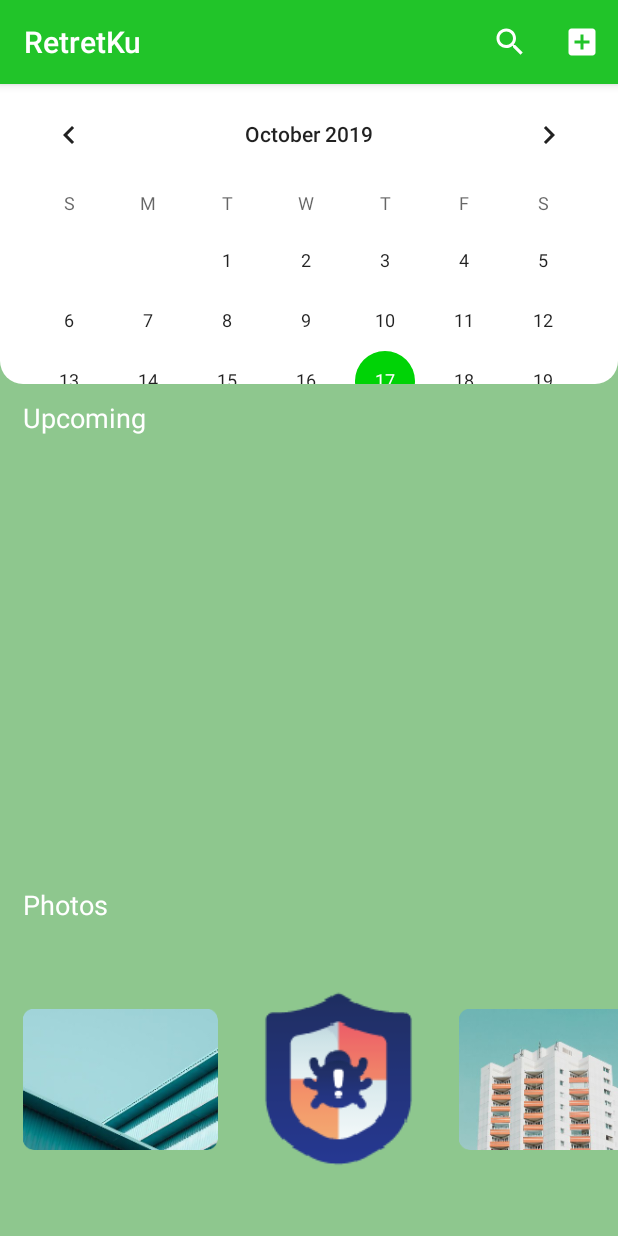
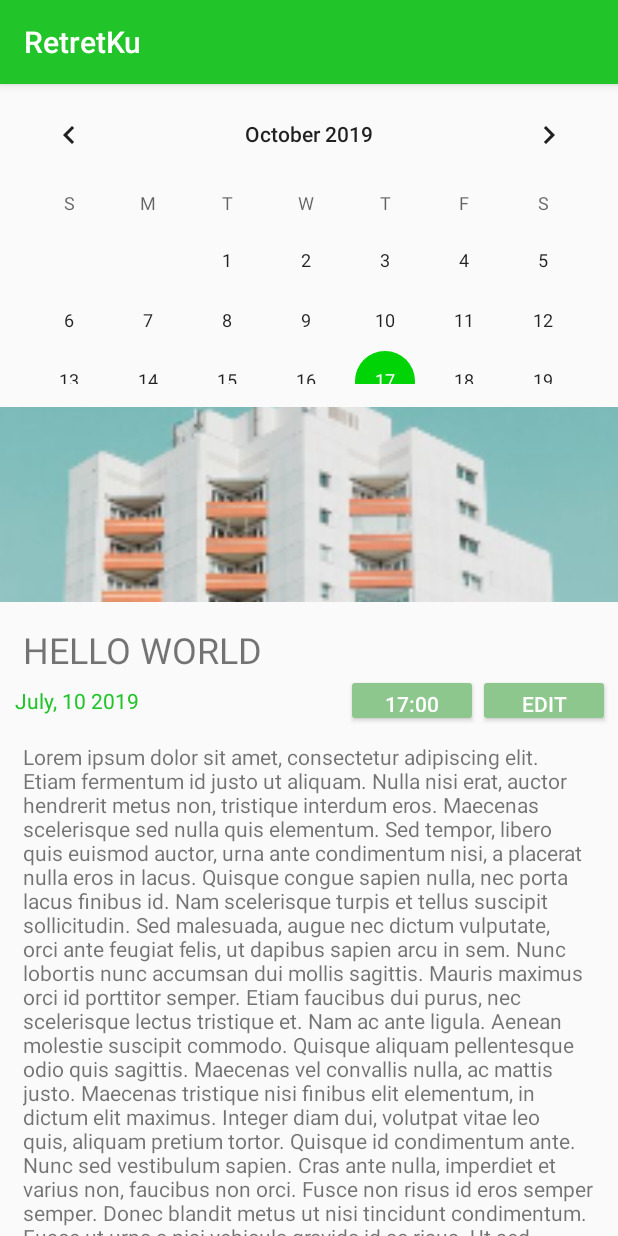
Before and after one commit to protex121/RetretKu, an Android app: the screen it shows after launch (calendar before the commit, calendarDetail after it), on a phone screen of 412 x 824 dp. Run offline under Robolectric (Android 15) with nearby library versions, the phone set to English and light mode, and no system bars.

Commit message:
Tambahan Calendar Detail

```diff
--- a/app/src/main/AndroidManifest.xml
+++ b/app/src/main/AndroidManifest.xml
@@ -9,12 +9,14 @@
         android:roundIcon="@mipmap/ic_retretku_round"
         android:supportsRtl="true"
         android:theme="@style/AppTheme">
-        <activity android:name=".calendar">
+        <activity android:name=".calendarDetail">
             <intent-filter>
                 <action android:name="android.intent.action.MAIN" />
 
                 <category android:name="android.intent.category.LAUNCHER" />
             </intent-filter>
+        </activity>
+        <activity android:name=".calendar">
         </activity>
 
         <meta-data
@@ -24,8 +26,7 @@
         <activity android:name=".home" />
         <activity android:name=".dashboard" />
         <activity android:name=".login" />
-        <activity android:name=".MainActivity">
-        </activity>
+        <activity android:name=".MainActivity"></activity>
     </application>
 
 </manifest>
--- /dev/null
+++ b/app/src/main/java/com/example/retretku/calendarDetail.java
@@ -0,0 +1,14 @@
+package com.example.retretku;
+
+import androidx.appcompat.app.AppCompatActivity;
+
+import android.os.Bundle;
+
+public class calendarDetail extends AppCompatActivity {
+
+    @Override
+    protected void onCreate(Bundle savedInstanceState) {
+        super.onCreate(savedInstanceState);
+        setContentView(R.layout.activity_calendar_detail);
+    }
+}
--- /dev/null
+++ b/app/src/main/res/layout/activity_calendar_detail.xml
@@ -0,0 +1,99 @@
+<?xml version="1.0" encoding="utf-8"?>
+<LinearLayout xmlns:android="http://schemas.android.com/apk/res/android"
+    xmlns:app="http://schemas.android.com/apk/res-auto"
+    xmlns:tools="http://schemas.android.com/tools"
+    android:layout_width="match_parent"
+    android:layout_height="match_parent"
+    android:orientation="vertical"
+    tools:context=".calendarDetail">
+
+    <LinearLayout
+        android:layout_width="match_parent"
+        android:layout_height="200dp"
+        android:orientation="vertical">
+
+        <CalendarView
+            android:id="@+id/calendarDetailView"
+            android:layout_width="match_parent"
+            android:layout_height="wrap_content"
+            android:maxDate="31/12/2030"
+            android:minDate="01/01/2019" />
+    </LinearLayout>
+
+    <ImageView
+        android:id="@+id/calendarDetail_ivInfo"
+        android:layout_width="match_parent"
+        android:layout_height="130dp"
+        android:layout_marginTop="15dp"
+        android:layout_marginBottom="15dp"
+        android:foregroundTint="#158801"
+        android:foregroundTintMode="screen"
+        android:scaleType="centerCrop"
+        app:srcCompat="@drawable/catetwo" />
+
+    <TextView
+        android:id="@+id/calendarDetail_tInfo"
+        android:layout_width="match_parent"
+        android:layout_height="wrap_content"
+        android:paddingLeft="15dp"
+        android:paddingRight="15dp"
+        android:text="HELLO WORLD"
+        android:textSize="24sp" />
+
+    <LinearLayout
+        android:layout_width="match_parent"
+        android:layout_height="35dp"
+        android:gravity="center_vertical"
+        android:orientation="horizontal"
+        android:paddingLeft="10dp"
+        android:paddingRight="5dp">
+
+        <TextView
+            android:id="@+id/calendarDetail_tDate"
+            android:layout_width="wrap_content"
+            android:layout_height="wrap_content"
+            android:layout_weight="1"
+            android:text="July, 10 2019"
+            android:textColor="@color/colorPrimary" />
+
+        <Button
+            android:id="@+id/calendarDetail_bTime"
+            android:layout_width="wrap_content"
+            android:layout_height="wrap_content"
+            android:layout_gravity="right"
+            android:backgroundTint="@color/lightestgreen"
+            android:text="17:00"
+            android:textColor="#FFFFFF" />
+
+        <Button
+            android:id="@+id/calendarDetail_bEdit"
+            android:layout_width="wrap_content"
+            android:layout_height="wrap_content"
+            android:layout_gravity="right"
+            android:backgroundTint="@color/lightestgreen"
+            android:text="EDIT"
+            android:textColor="#FFFFFF" />
+    </LinearLayout>
+
+    <ScrollView
+        android:layout_width="match_parent"
+        android:layout_height="match_parent">
+
+        <LinearLayout
+            android:layout_width="match_parent"
+            android:layout_height="wrap_content"
+            android:orientation="vertical" >
+
+            <TextView
+                android:id="@+id/calendarDetail_tDetail"
+                android:layout_width="match_parent"
+                android:layout_height="match_parent"
+                android:paddingLeft="15dp"
+                android:paddingTop="10dp"
+                android:paddingRight="15dp"
+                android:text="@string/lorem_ipsum"
+                android:textAlignment="textStart" />
+        </LinearLayout>
+    </ScrollView>
+
+</LinearLayout>
--- a/app/src/main/res/values/strings.xml
+++ b/app/src/main/res/values/strings.xml
@@ -1,3 +1,8 @@
 <resources>
     <string name="app_name">RetretKu</string>
+    <string name="lorem_ipsum">Lorem ipsum dolor sit amet, consectetur adipiscing elit. Etiam fermentum id justo ut aliquam. Nulla nisi erat, auctor hendrerit metus non, tristique interdum eros. Maecenas scelerisque sed nulla quis elementum. Sed tempor, libero quis euismod auctor, urna ante condimentum nisi, a placerat nulla eros in lacus. Quisque congue sapien nulla, nec porta lacus finibus id. Nam scelerisque turpis et tellus suscipit sollicitudin. Sed malesuada, augue nec dictum vulputate, orci ante feugiat felis, ut dapibus sapien arcu in sem. Nunc lobortis nunc accumsan dui mollis sagittis. Mauris maximus orci id porttitor semper. Etiam faucibus dui purus, nec scelerisque lectus tristique et.
+Nam ac ante ligula. Aenean molestie suscipit commodo. Quisque aliquam pellentesque odio quis sagittis. Maecenas vel convallis nulla, ac mattis justo. Maecenas tristique nisi finibus elit elementum, in dictum elit maximus. Integer diam dui, volutpat vitae leo quis, aliquam pretium tortor. Quisque id condimentum ante. Nunc sed vestibulum sapien. Cras ante nulla, imperdiet et varius non, faucibus non orci.
+Fusce non risus id eros semper semper. Donec blandit metus ut nisi tincidunt condimentum. Fusce ut urna a nisi vehicula gravida id ac risus. Ut sed malesuada eros. Pellentesque commodo, neque sit amet dapibus suscipit, dui ex eleifend risus, sed tempor urna diam id massa. Pellentesque mollis non elit a aliquam. Proin ac nibh vel augue sagittis efficitur vitae eget est. Curabitur aliquam ex imperdiet hendrerit maximus. Ut placerat euismod varius. Aenean a ante ultricies, consectetur leo non, venenatis libero.
+Vivamus quis ex vulputate, consequat neque non, vestibulum ex. Duis dictum, tortor eu venenatis rhoncus, dolor odio scelerisque sapien, vitae bibendum tellus eros nec justo. Vivamus tincidunt leo nec aliquet mattis. Suspendisse aliquam quam tortor, vitae dictum felis semper quis. Maecenas eu metus metus. In placerat est enim, ac mattis felis ultricies eu. Nunc vulputate, mauris a posuere rhoncus, lorem nisi vulputate risus, et condimentum dui dolor vitae augue.
+Mauris ac dapibus nibh. Vestibulum sagittis metus vel dictum suscipit. Vestibulum interdum felis ac dui tincidunt ultricies. Nulla lectus dui, viverra at bibendum sed, suscipit ut massa. Sed ac nulla sed nisl mattis elementum. Curabitur tempor, tortor at rhoncus rhoncus, nibh tellus interdum lorem, ut facilisis lacus metus ut ante. Maecenas faucibus ac ligula et molestie. Fusce egestas non libero nec finibus. Maecenas eu ullamcorper ante. Sed nisl turpis, ultrices dignissim tortor quis, sodales molestie dolor. Nulla sed tempor tortor. Sed turpis ante, dignissim sed pharetra non, molestie vestibulum nibh. Curabitur neque neque, egestas quis enim nec, faucibus elementum nibh. Suspendisse egestas mi lectus, sed mattis mi pellentesque nec. Quisque imperdiet lorem quis congue sollicitudin.</string>
 </resources>
```
